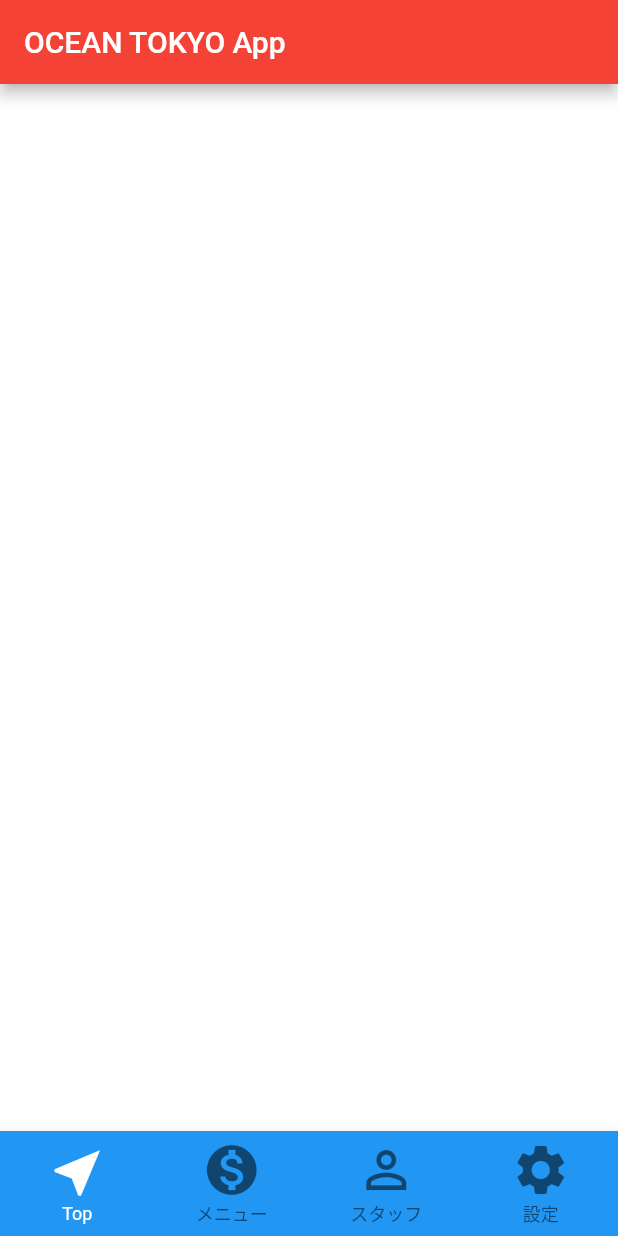
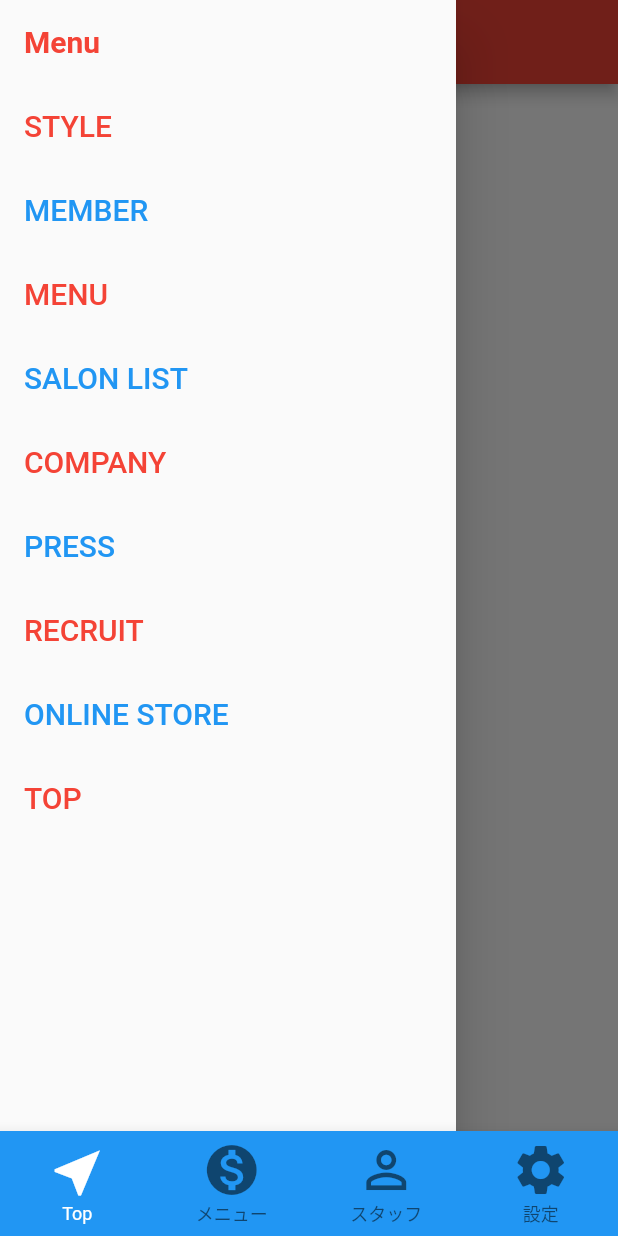
Before and after one commit to ohyeaho/ocean_tokyo_app, a Flutter app: the screen it shows after launch, with the side drawer open (before the commit the screen has no drawer), on a phone screen of 412 x 824 dp. Run offline on Flutter 3.47's test engine with Material 2 defaults, Android fonts, the phone set to English and light mode, and no system bars; our stand-ins replace firebase_auth, firebase_core; accounts and stored records are empty.

Commit message:
created drawer

```diff
--- /dev/null
+++ b/lib/components/drawer.dart
@@ -0,0 +1,142 @@
+import 'package:flutter/cupertino.dart';
+import 'package:flutter/material.dart';
+import 'package:flutter/painting.dart';
+
+class DrawerComponent extends StatelessWidget {
+  @override
+  Widget build(BuildContext context) {
+    return Drawer(
+      child: ListView(
+        children: <Widget>[
+          ListTile(
+            title: Text(
+              'Menu',
+              style: TextStyle(
+                color: Colors.red,
+                fontSize: 20,
+                fontWeight: FontWeight.bold,
+              ),
+            ),
+          ),
+          ListTile(
+            title: Text(
+              'STYLE',
+              style: TextStyle(
+                color: Colors.red,
+                fontSize: 20,
+              ),
+            ),
+            onTap: () {
+              // setState(() => _city = 'Honolulu, HI');
+              // Navigator.pop(context);
+            },
+          ),
+          ListTile(
+            title: Text(
+              'MEMBER',
+              style: TextStyle(
+                color: Colors.blue,
+                fontSize: 20,
+              ),
+            ),
+            onTap: () {
+              // setState(() => _city = 'Dallas, TX');
+              // Navigator.pop(context);
+            },
+          ),
+          ListTile(
+            title: Text(
+              'MENU',
+              style: TextStyle(
+                color: Colors.red,
+                fontSize: 20,
+              ),
+            ),
+            onTap: () {
+              // setState(() => _city = 'Seattle, WA');
+              // Navigator.pop(context);
+            },
+          ),
+          ListTile(
+            title: Text(
+              'SALON LIST',
+              style: TextStyle(
+                color: Colors.blue,
+                fontSize: 20,
+              ),
+            ),
+            onTap: () {
+              // setState(() => _city = 'Tokyo, Japan');
+              // Navigator.pop(context);
+            },
+          ),
+          ListTile(
+            title: Text(
+              'COMPANY',
+              style: TextStyle(
+                color: Colors.red,
+                fontSize: 20,
+              ),
+            ),
+            onTap: () {
+              // setState(() => _city = 'Tokyo, Japan');
+              // Navigator.pop(context);
+            },
+          ),
+          ListTile(
+            title: Text(
+              'PRESS',
+              style: TextStyle(
+                color: Colors.blue,
+                fontSize: 20,
+              ),
+            ),
+            onTap: () {
+              // setState(() => _city = 'Tokyo, Japan');
+              // Navigator.pop(context);
+            },
+          ),
+          ListTile(
+            title: Text(
+              'RECRUIT',
+              style: TextStyle(
+                color: Colors.red,
+                fontSize: 20,
+              ),
+            ),
+            onTap: () {
+              // setState(() => _city = 'Tokyo, Japan');
+              // Navigator.pop(context);
+            },
+          ),
+          ListTile(
+            title: Text(
+              'ONLINE STORE',
+              style: TextStyle(
+                color: Colors.blue,
+                fontSize: 20,
+              ),
+            ),
+            onTap: () {
+              // setState(() => _city = 'Tokyo, Japan');
+              // Navigator.pop(context);
+            },
+          ),
+          ListTile(
+            title: Text(
+              'TOP',
+              style: TextStyle(
+                color: Colors.red,
+                fontSize: 20,
+              ),
+            ),
+            onTap: () {
+              // setState(() => _city = 'Tokyo, Japan');
+              // Navigator.pop(context);
+            },
+          ),
+        ],
+      ),
+    );
+  }
+}
--- a/lib/screens/top_page.dart
+++ b/lib/screens/top_page.dart
@@ -1,4 +1,5 @@
 import 'package:flutter/material.dart';
+import 'package:ocean_tokyo_app/components/drawer.dart';
 
 class TopPage extends StatelessWidget {
   @override
@@ -7,6 +8,7 @@ class TopPage extends StatelessWidget {
       appBar: AppBar(
         title: const Text('OCEAN TOKYO App'),
       ),
+      drawer: DrawerComponent(),
     );
   }
 }
```
